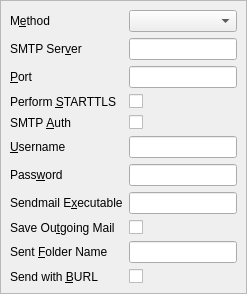
jktjkt/trojita, file src/Gui/SettingsOutgoingPage.ui: the form before one commit.
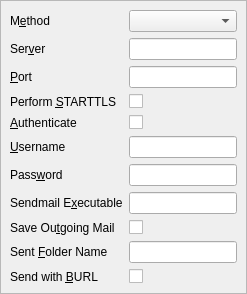
The form after the commit. Custom widgets are drawn as their Qt base class.

Commit message: l10n: use shorter names in the settings dialog

The edit to the form file:
```diff
--- a/src/Gui/SettingsOutgoingPage.ui
+++ b/src/Gui/SettingsOutgoingPage.ui
@@ -29,7 +29,7 @@
     <item row="1" column="0">
      <widget class="QLabel" name="smtpHostLabel">
       <property name="text">
-       <string>SMTP Ser&amp;ver</string>
+       <string>Ser&amp;ver</string>
       </property>
       <property name="buddy">
        <cstring>smtpHost</cstring>
@@ -49,7 +49,7 @@
     <item row="4" column="0">
      <widget class="QLabel" name="smtpAuthLabel">
       <property name="text">
-       <string>SMTP &amp;Auth</string>
+       <string>&amp;Authenticate</string>
       </property>
       <property name="buddy">
        <cstring>smtpAuth</cstring>
```
The commit also changes 1 other file.
